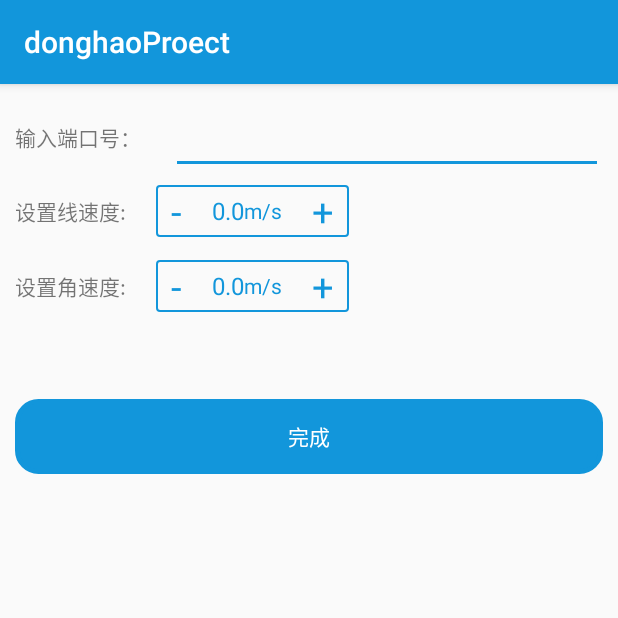
After one commit to linfeidie/donghaoProect, an Android app: the SettingActivity screen opened directly, with no data from a screen before it, on a phone screen of 412 x 824 dp, the top half of it. The commit adds this screen. Run offline under Robolectric (Android 15) with nearby library versions, the phone set to English and light mode, and no system bars.

Commit message:
添加设置速度和端口

```diff
--- a/app/src/main/AndroidManifest.xml
+++ b/app/src/main/AndroidManifest.xml
@@ -38,6 +38,7 @@
                 <category android:name="android.intent.category.LAUNCHER" />
             </intent-filter>
         </activity>
+        <activity android:name=".SettingActivity"></activity>
     </application>
 
 </manifest>
--- a/app/src/main/java/ac/scri/com/donghaoproect/Contanst.java
+++ b/app/src/main/java/ac/scri/com/donghaoproect/Contanst.java
@@ -11,7 +11,7 @@ public class Contanst {
 
     public static  MapParamEntity MAPPARAMENTITY = null;
 
-    public static final String PORT = "7665"; //服务器端口
+    public static  String PORT = "7665"; //服务器端口
 
     public static final int ORDER_INTERVAL = 500 ; //按钮按下命令间隔
 
@@ -36,4 +36,8 @@ public class Contanst {
     public static  int CARID = 0;//缓冲选择小车的ID
 
     public static final String DISCONNECT = "disconnect";
+
+    public static  double LINEAR_SPEED = 0; //线性速度
+
+    public static double ANGULAR_SPEED = 0 ; //角速度
 }
--- /dev/null
+++ b/app/src/main/java/ac/scri/com/donghaoproect/NumberAddSubView.java
@@ -0,0 +1,199 @@
+package ac.scri.com.donghaoproect;
+
+/**
+ * 文件描述：.
+ * <p>
+ * 作者：Created by 林飞堞 on 2019/11/22
+ * <p>
+ * 版本号：donghaoProect
+ */
+
+import android.annotation.SuppressLint;
+import android.annotation.TargetApi;
+import android.content.Context;
+import android.graphics.drawable.Drawable;
+import android.os.Build;
+import android.support.v7.widget.TintTypedArray;
+import android.text.TextUtils;
+import android.util.AttributeSet;
+import android.view.View;
+import android.widget.LinearLayout;
+import android.widget.TextView;
+
+/**
+ * 自定义数字加减控件
+ * @author  zhangjy
+ * @time 2017/1/19 12:46
+ **/
+public class NumberAddSubView extends LinearLayout implements View.OnClickListener{
+
+    private TextView btn_sub;
+    private TextView btn_add;
+    private TextView numUnits;
+    private TextView tv_value;
+    //属性监听
+    private float value = (float) 0.1;//默认值
+    private int minValue = 0;//最小值
+    private int maxValue = 1;//最大值
+
+    public NumberAddSubView(Context context) {
+        this(context,null);
+    }
+
+    public NumberAddSubView(Context context, AttributeSet attrs) {
+        this(context, attrs,0);
+    }
+
+    public int getMaxValue() {
+        return maxValue;
+    }
+
+    public void setMaxValue(int maxValue) {
+        this.maxValue = maxValue;
+    }
+
+    public float getValue() {
+        String valueStr = tv_value.getText().toString().trim();//文本的内容
+        if (!TextUtils.isEmpty(valueStr)){
+            value = Float.valueOf(valueStr);
+        }
+        return value;
+    }
+
+    public void setValue(float value) {
+//        java.text.DecimalFormat   df=new   java.text.DecimalFormat("0.00");
+//        value = df.format(value);
+        this.value = value;
+        tv_value.setText(value+"");
+    }
+
+    public int getMinValue() {
+        return minValue;
+    }
+
+    public void setMinValue(int minValue) {
+        this.minValue = minValue;
+    }
+
+    @TargetApi(Build.VERSION_CODES.JELLY_BEAN)
+    public NumberAddSubView(Context context, AttributeSet attrs, int defStyleAttr) {
+        super(context, attrs, defStyleAttr);
+        //要让布局和当前类形成一个整体
+        View.inflate(context, R.layout.number_add_sub_view, this);
+        btn_sub = (TextView) findViewById(R.id.btn_sub);
+        btn_add = (TextView) findViewById(R.id.btn_add);
+        numUnits = (TextView)findViewById(R.id.tv_num_units);
+        tv_value = (TextView) findViewById(R.id.tv_value);
+        getValue();//获得当前值
+        //设置点击事件
+        btn_add.setOnClickListener(this);
+        btn_sub.setOnClickListener(this);
+
+        //得到属性
+        if (attrs != null) {
+            @SuppressLint("RestrictedApi") TintTypedArray typedArray = TintTypedArray.obtainStyledAttributes
+                    (context, attrs, R.styleable.NumberAddSubView);
+            @SuppressLint("RestrictedApi") float value = typedArray.getFloat(R.styleable.NumberAddSubView_value, 0);
+            if (value > 0) {
+                setValue(value);
+            }
+            @SuppressLint("RestrictedApi") int minValue = typedArray.getInt(R.styleable.NumberAddSubView_minValue, 0);
+            if (minValue > 0) {
+                setMinValue(minValue);
+            }
+            @SuppressLint("RestrictedApi") int maxValue = typedArray.getInt(R.styleable.NumberAddSubView_maxValue, 0);
+            if (maxValue > 0) {
+                setMaxValue(maxValue);
+            }
+
+            @SuppressLint("RestrictedApi") Drawable numberAddSubBackground = typedArray.getDrawable
+
+                    (R.styleable.NumberAddSubView_NumberAddSubBackground);
+            if (numberAddSubBackground != null) {
+                setBackground(numberAddSubBackground);
+            }
+            @SuppressLint("RestrictedApi") Drawable numberAddBackground = typedArray.getDrawable
+
+                    (R.styleable.NumberAddSubView_NumberAddBackground);
+            if (numberAddBackground != null) {
+                btn_add.setBackground(numberAddBackground);
+            }
+            @SuppressLint("RestrictedApi") Drawable numberSubBackground = typedArray.getDrawable
+                    (R.styleable.NumberAddSubView_NumberSubBackground);
+            if (numberSubBackground != null) {
+                btn_sub.setBackground(numberSubBackground);
+            }
+
+            @SuppressLint("RestrictedApi") String numberUnits = typedArray.getString(R.styleable.NumberAddSubView_NumberUnits);
+            if (numberUnits != null) {
+                numUnits.setText(numberUnits);
+            }
+        }
+    }
+
+    @Override
+    public void onClick(View v) {
+        switch (v.getId()){
+            case R.id.btn_sub://减
+                subNumber();
+                if (listener != null){
+                    listener.onButtonSub(v,value);
+                }
+                break;
+            case R.id.btn_add://加
+                addNumber();
+                if (listener != null){
+                    listener.onButtonAdd(v,value);
+                }
+                break;
+        }
+    }
+
+    /**
+     * 减
+     */
+    private void subNumber() {
+        if (value > minValue){
+            value -= (float)0.100;
+        }
+        setValue(value);
+    }
+
+    /**
+     * 加
+     */
+    private void addNumber() {
+        if (value < maxValue){
+            value += (float)0.100;
+        }
+        setValue(value);
+    }
+
+    /**
+     * 监听数字增加减少控件
+     */
+    public interface OnNumberClickListener{
+        /**
+         * 当减少按钮被点击的时候回调
+         * @param view
+         * @param value
+         */
+        void onButtonSub(View view,float value);
+        /**
+         * 当增加按钮被点击的时候回调
+         * @param view
+         * @param value
+         */
+        void onButtonAdd(View view,float value);
+    }
+
+    public OnNumberClickListener listener;
+
+    /**
+     * 设置监听数字按钮
+     * @param listener
+     */
+    public void setOnNumberClickListener(OnNumberClickListener listener){
+        this.listener = listener;
+    }
+}
--- a/app/src/main/java/ac/scri/com/donghaoproect/PinchImageView.java
+++ b/app/src/main/java/ac/scri/com/donghaoproect/PinchImageView.java
@@ -1746,4 +1746,7 @@ public class PinchImageView extends AppCompatImageView {
             }
         }
     }
+
+
+
 }
--- /dev/null
+++ b/app/src/main/java/ac/scri/com/donghaoproect/SettingActivity.java
@@ -0,0 +1,74 @@
+package ac.scri.com.donghaoproect;
+
+import android.graphics.Bitmap;
+import android.os.Bundle;
+import android.support.annotation.Nullable;
+import android.support.v7.app.AppCompatActivity;
+import android.view.View;
+import android.widget.EditText;
+import android.widget.TextView;
+
+/**
+ * 文件描述：.
+ * <p>
+ * 作者：Created by 林飞堞 on 2019/11/20
+ * <p>
+ * 版本号：donghaoProect
+ */
+public class SettingActivity extends AppCompatActivity{
+    private EditText et_port;
+    private TextView tv_finish;
+    private NumberAddSubView linear_speed,angular_speed;
+    private Bitmap bitmap;
+
+    @Override
+    protected void onCreate(@Nullable Bundle savedInstanceState) {
+        super.onCreate(savedInstanceState);
+        setContentView(R.layout.activity_setting);
+        et_port = findViewById(R.id.et_port);
+        tv_finish = findViewById(R.id.tv_finish);
+        linear_speed = findViewById(R.id.linear_speed);
+        angular_speed = findViewById(R.id.angular_speed);
+
+        linear_speed.setValue((float) Contanst.LINEAR_SPEED);
+        angular_speed.setValue((float) Contanst.ANGULAR_SPEED);
+
+        linear_speed.setOnNumberClickListener(new NumberAddSubView.OnNumberClickListener() {
+            @Override
+            public void onButtonSub(View view, float value) {
+                Contanst.LINEAR_SPEED = value;
+            }
+
+            @Override
+            public void onButtonAdd(View view, float value) {
+                Contanst.LINEAR_SPEED = value;
+            }
+        });
+
+        angular_speed.setOnNumberClickListener(new NumberAddSubView.OnNumberClickListener() {
+            @Override
+            public void onButtonSub(View view, float value) {
+                Contanst.ANGULAR_SPEED = value;
+            }
+
+            @Override
+            public void onButtonAdd(View view, float value) {
+                Contanst.ANGULAR_SPEED = value;
+            }
+        });
+        tv_finish.setOnClickListener(new View.OnClickListener() {
+            @Override
+            public void onClick(View view) {
+                finish();
+            }
+        });
+
+    }
+
+    @Override
+    protected void onStop() {
+        super.onStop();
+        Contanst.PORT = et_port.getText().toString();
+    }
+
+}
--- /dev/null
+++ b/app/src/main/res/drawable/number_add_sub_view_selector.xml
@@ -0,0 +1,9 @@
+<?xml version="1.0" encoding="utf-8"?>
+<shape xmlns:android="http://schemas.android.com/apk/res/android" android:shape="rectangle">
+    <!--设置圆角-->
+    <corners android:radius="2dp"></corners>
+    <!--设置固定背景颜色-->
+    <solid android:color="@android:color/transparent"></solid>
+    <!--设置边框颜色-->
+    <stroke android:color="@color/major" android:width="1dp"></stroke>
+</shape>
--- /dev/null
+++ b/app/src/main/res/layout/activity_setting.xml
@@ -0,0 +1,78 @@
+<?xml version="1.0" encoding="utf-8"?>
+<LinearLayout xmlns:android="http://schemas.android.com/apk/res/android"
+    xmlns:app="http://schemas.android.com/apk/res-auto"
+    android:layout_width="match_parent"
+    android:layout_height="match_parent"
+    android:orientation="vertical"
+    android:padding="10dp">
+
+    <LinearLayout
+        android:layout_width="match_parent"
+        android:layout_height="50dp"
+        android:orientation="horizontal">
+
+        <TextView
+            android:layout_width="wrap_content"
+            android:layout_height="wrap_content"
+            android:text="输入端口号：" />
+
+        <EditText
+            android:id="@+id/et_port"
+            android:layout_width="match_parent"
+            android:layout_height="match_parent"
+            android:layout_marginLeft="20dp"
+            android:inputType="numberDecimal"
+            android:theme="@style/MyEditText" />
+    </LinearLayout>
+
+
+    <LinearLayout
+        android:layout_width="match_parent"
+        android:layout_height="50dp"
+        android:orientation="horizontal">
+
+        <TextView
+            android:layout_width="wrap_content"
+            android:layout_height="wrap_content"
+            android:layout_gravity="center_vertical"
+            android:text="设置线速度:" />
+
+        <ac.scri.com.donghaoproect.NumberAddSubView
+            android:id="@+id/linear_speed"
+            android:layout_width="wrap_content"
+            android:layout_height="wrap_content"
+            android:layout_gravity="center_vertical"
+            android:layout_marginLeft="20dp"
+            app:value="0.3"></ac.scri.com.donghaoproect.NumberAddSubView>
+    </LinearLayout>
+
+    <LinearLayout
+        android:layout_width="match_parent"
+        android:layout_height="50dp"
+        android:orientation="horizontal">
+
+        <TextView
+            android:layout_width="wrap_content"
+            android:layout_height="wrap_content"
+            android:layout_gravity="center_vertical"
+            android:text="设置角速度:" />
+
+        <ac.scri.com.donghaoproect.NumberAddSubView
+            android:id="@+id/angular_speed"
+            android:layout_width="wrap_content"
+            android:layout_height="wrap_content"
+            android:layout_gravity="center_vertical"
+            android:layout_marginLeft="20dp"
+            app:value="0.3"></ac.scri.com.donghaoproect.NumberAddSubView>
+    </LinearLayout>
+
+    <TextView
+        android:id="@+id/tv_finish"
+        android:layout_width="match_parent"
+        android:layout_height="50dp"
+        android:layout_marginTop="50dp"
+        android:text="完成"
+        android:gravity="center"
+        android:textColor="@android:color/white"
+        android:background="@drawable/shape_button"/>
+</LinearLayout>
--- a/app/src/main/res/layout/fragment_indoor.xml
+++ b/app/src/main/res/layout/fragment_indoor.xml
@@ -5,9 +5,9 @@
     android:orientation="vertical">
 <ac.scri.com.donghaoproect.PinchImageView
     android:id="@+id/iv_bitmap"
-    android:layout_width="match_parent"
-    android:layout_height="match_parent"
-    android:scaleType="fitXY"
+    android:layout_width="wrap_content"
+    android:layout_height="wrap_content"
+    android:scaleType="matrix"
     android:src="@mipmap/bitmap_empty"
     />
 </LinearLayout>
--- a/app/src/main/res/layout/ip_edittext.xml
+++ b/app/src/main/res/layout/ip_edittext.xml
@@ -11,6 +11,7 @@
         android:layout_weight="1"
         android:gravity="center"
         android:inputType="numberDecimal"
+        android:theme="@style/MyEditText"
         android:text=""/>
 
     <TextView
@@ -25,6 +26,7 @@
         android:layout_weight="1"
         android:gravity="center"
         android:inputType="numberDecimal"
+        android:theme="@style/MyEditText"
         android:text=""/>
 
     <TextView
@@ -39,6 +41,7 @@
         android:layout_weight="1"
         android:gravity="center"
         android:inputType="numberDecimal"
+        android:theme="@style/MyEditText"
         android:text=""/>
 
     <TextView
@@ -53,6 +56,7 @@
         android:layout_weight="1"
         android:gravity="center"
         android:inputType="numberDecimal"
+        android:theme="@style/MyEditText"
         android:text=""/>
 
 </LinearLayout>
--- a/app/src/main/res/layout/menu.xml
+++ b/app/src/main/res/layout/menu.xml
@@ -39,6 +39,7 @@
             app:sb_checked_color="@color/major"
             />
         <TextView
+            android:id="@+id/tv_setting"
             android:layout_width="wrap_content"
             android:layout_height="wrap_content"
             android:layout_gravity="center_vertical"
--- /dev/null
+++ b/app/src/main/res/layout/number_add_sub_view.xml
@@ -0,0 +1,55 @@
+<?xml version="1.0" encoding="utf-8"?>
+<LinearLayout xmlns:android="http://schemas.android.com/apk/res/android"
+    android:layout_width="wrap_content"
+    android:layout_height="match_parent"
+    android:background="@drawable/number_add_sub_view_selector"
+    android:gravity="center"
+    android:orientation="horizontal">
+
+    <TextView
+        android:id="@+id/btn_sub"
+        android:layout_width="wrap_content"
+        android:layout_height="wrap_content"
+        android:paddingLeft="10dp"
+        android:paddingRight="10dp"
+        android:gravity="center"
+        android:text="-"
+        android:textColor="@color/major"
+        android:textSize="25sp" />
+
+    <LinearLayout
+        android:layout_width="wrap_content"
+        android:layout_height="wrap_content"
+        android:gravity="center"
+        android:paddingLeft="10dp"
+        android:paddingRight="10dp"
+        android:orientation="horizontal">
+
+        <TextView
+            android:id="@+id/tv_value"
+            android:layout_width="wrap_content"
+            android:layout_height="wrap_content"
+            android:text="1"
+            android:textColor="@color/major"
+            android:textSize="16sp" />
+
+        <TextView
+            android:id="@+id/tv_num_units"
+            android:layout_width="wrap_content"
+            android:layout_height="wrap_content"
+            android:text="m/s"
+            android:textColor="@color/major"
+            android:textSize="14sp" />
+
+    </LinearLayout>
+    <TextView
+        android:id="@+id/btn_add"
+        android:layout_width="wrap_content"
+        android:layout_height="wrap_content"
+        android:gravity="center"
+        android:paddingLeft="10dp"
+        android:paddingRight="10dp"
+        android:text="+"
+        android:textColor="@color/major"
+        android:textSize="25sp" />
+</LinearLayout>
--- a/app/src/main/res/values/styles.xml
+++ b/app/src/main/res/values/styles.xml
@@ -18,4 +18,9 @@
         <item name="android:windowEnterAnimation">@anim/enter_anim</item>
         <item name="android:windowExitAnimation">@anim/exit_anim</item>
     </style>
+    <style name="MyEditText" parent="Theme.AppCompat.Light">
+        <item name="colorControlNormal">@color/major</item>
+        <item name="colorControlActivated">@color/major</item>
+    </style>
+
 </resources>
```
Also changed, not shown: app/src/main/java/ac/scri/com/donghaoproect/CehuaActivity.java (+16 -6 lines), app/src/main/java/ac/scri/com/donghaoproect/ComBitmapManager.java (+8 -0 lines), app/src/main/java/ac/scri/com/donghaoproect/ControlSendManager.java (+4 -4 lines), app/src/main/java/ac/scri/com/donghaoproect/IndoorFragment.java (+65 -17 lines), app/src/main/res/drawable/btn_number_selector.xml (added, +25 -0 lines), app/src/main/res/values/attrs.xml (added, +12 -0 lines).
